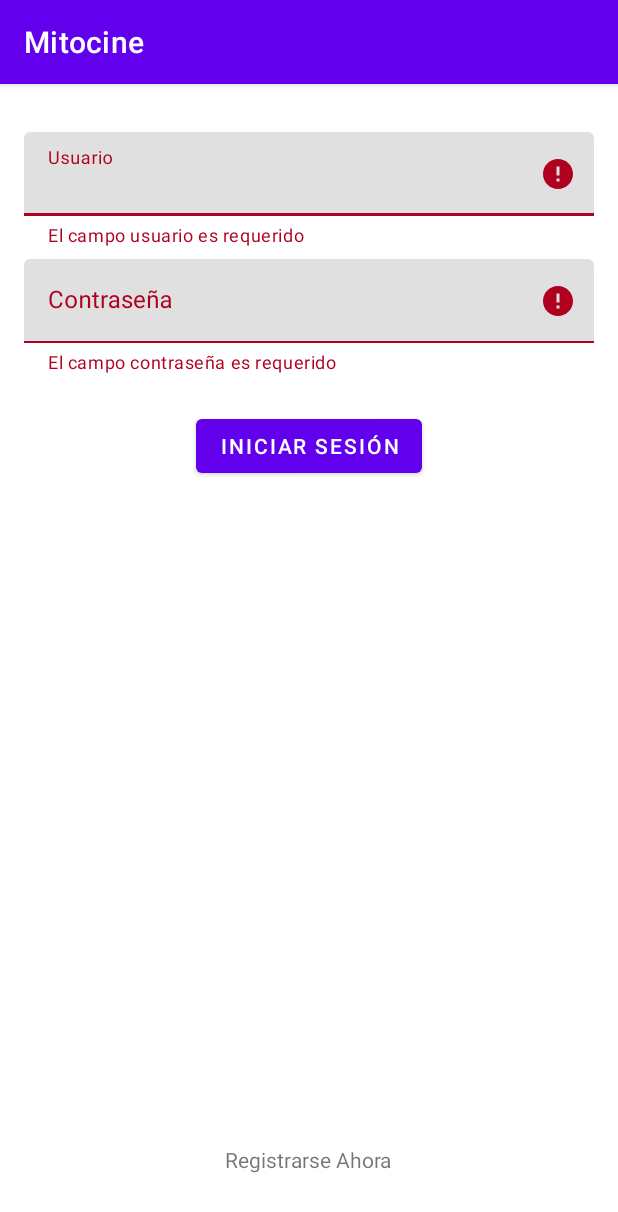
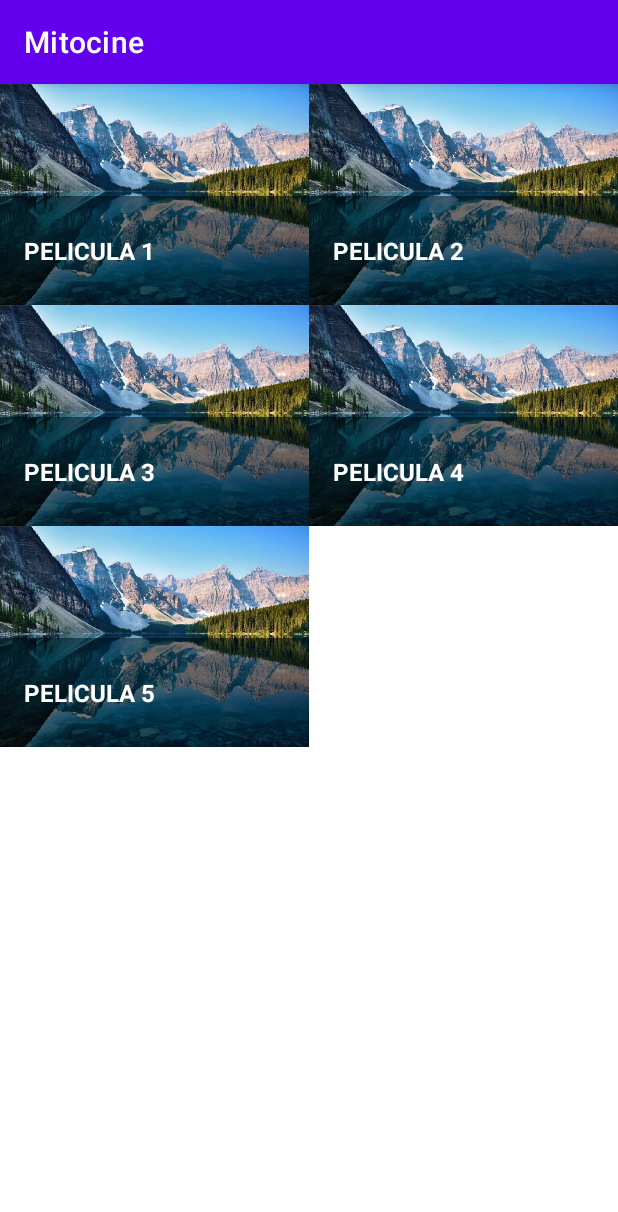
Before and after one commit to pooljpv84/CineKotlin, an Android app: the screen it shows after launch (MainActivity before the commit, HomeActivity after it), after a tap on "INICIAR SESIÓN", on a phone screen of 412 x 824 dp. Shown: the top 1212 px of the screen. Run offline under Robolectric (Android 15) with nearby library versions, the phone set to English and light mode, and no system bars.

Commit message:
recycler view version 1

```diff
--- a/app/src/main/AndroidManifest.xml
+++ b/app/src/main/AndroidManifest.xml
@@ -9,11 +9,12 @@
         android:roundIcon="@mipmap/ic_launcher_round"
         android:supportsRtl="true"
         android:theme="@style/Theme.Mitocine">
+        <activity android:name=".HomeActivity"></activity>
         <activity
             android:name=".RegisterActivity"
-
             android:screenOrientation="portrait" />
-        <activity android:name=".MainActivity"
+        <activity
+            android:name=".MainActivity"
             android:screenOrientation="portrait">
             <intent-filter>
                 <action android:name="android.intent.action.MAIN" />
--- /dev/null
+++ b/app/src/main/java/com/mitocode/mitocine/HomeActivity.kt
@@ -0,0 +1,29 @@
+package com.mitocode.mitocine
+
+import androidx.appcompat.app.AppCompatActivity
+import android.os.Bundle
+import androidx.recyclerview.widget.GridLayoutManager
+import androidx.recyclerview.widget.LinearLayoutManager
+import androidx.recyclerview.widget.RecyclerView
+import com.mitocode.mitocine.databinding.ActivityHomeBinding
+import com.mitocode.mitocine.databinding.ActivityRegisterBinding
+
+class HomeActivity : AppCompatActivity() {
+    lateinit var binding: ActivityHomeBinding
+    override fun onCreate(savedInstanceState: Bundle?) {
+        super.onCreate(savedInstanceState)
+        binding = ActivityHomeBinding.inflate(layoutInflater)
+        setContentView(binding.root)
+        //declaro e instancio el adapter
+        val adapter = MovieAdapter()
+        binding.movies.layoutManager = GridLayoutManager(this,2)  //recycler tipo grilla
+        //binding.movies.layoutManager = LinearLayoutManager(this) ////recycler tipo lista
+        binding.movies.adapter = adapter
+
+        adapter.addItem(Movie("pelicula 1",""))
+        adapter.addItem(Movie("pelicula 2",""))
+        adapter.addItem(Movie("pelicula 3",""))
+        adapter.addItem(Movie("pelicula 4",""))
+        adapter.addItem(Movie("pelicula 5",""))
+    }
+}
--- a/app/src/main/java/com/mitocode/mitocine/MainActivity.kt
+++ b/app/src/main/java/com/mitocode/mitocine/MainActivity.kt
@@ -15,18 +15,22 @@ class MainActivity : AppCompatActivity() {
 
         //CLIK EN EL BOTON
         binding.btnlogin.setOnClickListener {
-            val username = binding.username.text
-            val password = binding.password.text
+            val username = binding.username.text.toString()
+            val password = binding.password.text.toString()
 
             //validar el material design del texto
-            if (username.isNullOrBlank())
+            if (username.isBlank())
                 binding.usernameTil.error = "El campo usuario es requerido"
             else
                 binding.usernameTil.error = null
-            if (password.isNullOrBlank())
+            if (password.isBlank())
                 binding.passwordTil.error = "El campo contraseña es requerido"
             else
                 binding.passwordTil.error = null
+
+            //ir a la cartelera
+            val intent = Intent(applicationContext,HomeActivity::class.java)
+            startActivity(intent)
         }
         //click en registrar nuevo usuario
         binding.textViewRegister.setOnClickListener {
--- /dev/null
+++ b/app/src/main/java/com/mitocode/mitocine/Movie.kt
@@ -0,0 +1,6 @@
+package com.mitocode.mitocine
+
+data class Movie(
+    var title: String,
+    var image: String
+)
--- /dev/null
+++ b/app/src/main/java/com/mitocode/mitocine/MovieAdapter.kt
@@ -0,0 +1,62 @@
+package com.mitocode.mitocine
+
+import android.content.Context
+import android.view.LayoutInflater
+import android.view.View
+import android.view.ViewGroup
+import androidx.appcompat.view.menu.ActionMenuItemView
+import androidx.core.content.ContextCompat
+import androidx.recyclerview.widget.RecyclerView
+import com.mitocode.mitocine.databinding.ItemMovieBinding
+import java.util.ArrayList
+
+class MovieAdapter : RecyclerView.Adapter<RecyclerView.ViewHolder>()
+{
+    lateinit var binding : ItemMovieBinding
+    private lateinit var context : Context
+    private val movies = ArrayList<Movie>() //POJO movies
+
+    fun addItem(movie:Movie){
+       movies.add(movie)
+       notifyDataSetChanged()
+    }
+    inner class MovieViewHolder(itemView: View): RecyclerView.ViewHolder(itemView) //clase oara retornar en Oncreate
+    {
+        fun bind(position: Int)
+        {
+            val title = movies[position].title
+            val image = movies[position].image
+
+            binding.movieTitle.text = title
+            binding.movieImage.setImageDrawable(
+                ContextCompat.getDrawable(
+                    context,R.mipmap.example))
+        }
+    }
+
+
+    override fun onCreateViewHolder(parent: ViewGroup, viewType: Int): RecyclerView.ViewHolder {
+        //Este método sirve para inicializar el diseño
+                //inflar en base al contexto del diseño individual
+                binding = ItemMovieBinding.inflate(LayoutInflater.from(parent.context))
+                context = parent.context
+                return MovieViewHolder(binding.root)
+    }
+
+
+    override fun onBindViewHolder(holder: RecyclerView.ViewHolder, position: Int)
+    {
+        //Vincular diseño con la información (crear cada vista)
+        if (holder is MovieViewHolder)
+        {
+            holder.bind(position)
+        }
+    }
+
+
+    override fun getItemCount(): Int {
+        //cantidad de elementos que va a tener el RecyclerView
+        return movies.size
+    }
+
+}
--- /dev/null
+++ b/app/src/main/res/layout/activity_home.xml
@@ -0,0 +1,21 @@
+<?xml version="1.0" encoding="utf-8"?>
+<androidx.constraintlayout.widget.ConstraintLayout xmlns:android="http://schemas.android.com/apk/res/android"
+    xmlns:app="http://schemas.android.com/apk/res-auto"
+    xmlns:tools="http://schemas.android.com/tools"
+    android:layout_width="match_parent"
+    android:layout_height="match_parent"
+    tools:context=".HomeActivity">
+
+    <androidx.recyclerview.widget.RecyclerView
+        android:id="@+id/movies"
+        android:layout_width="match_parent"
+        android:layout_height="match_parent"
+        android:scrollbars="vertical"
+        app:layout_constraintBottom_toBottomOf="parent"
+        app:layout_constraintEnd_toEndOf="parent"
+        app:layout_constraintStart_toStartOf="parent"
+        app:layout_constraintTop_toTopOf="parent">
+
+    </androidx.recyclerview.widget.RecyclerView>
+
+</androidx.constraintlayout.widget.ConstraintLayout>
--- a/app/src/main/res/layout/activity_main.xml
+++ b/app/src/main/res/layout/activity_main.xml
@@ -21,9 +21,9 @@
         <com.google.android.material.textfield.TextInputEditText
             android:id="@+id/username"
             android:layout_width="match_parent"
-            android:inputType="text"
             android:layout_height="wrap_content"
-            android:hint="@string/str_username" />
+            android:hint="@string/str_username"
+            android:inputType="text" />
     </com.google.android.material.textfield.TextInputLayout>
 
     <com.google.android.material.textfield.TextInputLayout
@@ -40,9 +40,9 @@
         <com.google.android.material.textfield.TextInputEditText
             android:id="@+id/password"
             android:layout_width="match_parent"
-            android:inputType="textPassword"
             android:layout_height="wrap_content"
-            android:hint="@string/str_password" />
+            android:hint="@string/str_password"
+            android:inputType="textPassword" />
     </com.google.android.material.textfield.TextInputLayout>
 
     <Button
@@ -61,11 +61,14 @@
         android:id="@+id/textViewRegister"
         android:layout_width="wrap_content"
         android:layout_height="wrap_content"
-        android:padding="25dp"
         android:layout_marginStart="16dp"
         android:layout_marginEnd="16dp"
         android:layout_marginBottom="16dp"
+        android:textStyle="bold"
+        android:textColor="@color/black"
+        android:padding="8dp"
         android:text="@string/str_register"
+        android:textAllCaps="true"
         app:layout_constraintBottom_toBottomOf="parent"
         app:layout_constraintEnd_toEndOf="parent"
         app:layout_constraintHorizontal_bias="0.498"
--- /dev/null
+++ b/app/src/main/res/layout/item_movie.xml
@@ -0,0 +1,32 @@
+<?xml version="1.0" encoding="utf-8"?>
+<FrameLayout
+    xmlns:android="http://schemas.android.com/apk/res/android"
+    xmlns:app="http://schemas.android.com/apk/res-auto"
+    xmlns:tools="http://schemas.android.com/tools"
+    android:layout_width="match_parent"
+    android:layout_height="match_parent">
+
+    <ImageView
+        android:id="@+id/movieImage"
+        android:layout_width="match_parent"
+        android:layout_height="match_parent"
+        android:adjustViewBounds="true"
+        android:scaleType="centerCrop"
+        android:contentDescription="@string/str_movie"
+        tools:srcCompat="@tools:sample/avatars" />
+
+    <TextView
+        android:id="@+id/movieTitle"
+        android:layout_width="match_parent"
+        android:layout_height="wrap_content"
+        android:layout_gravity="bottom"
+        android:textSize="16sp"
+        android:textStyle="bold"
+        android:textColor="@color/white"
+        android:padding="16dp"
+        android:textAllCaps="true"
+        android:gravity="center_vertical"
+        android:minLines="2"
+        android:background="@color/dark_black_8"
+        android:text="Título de película" />
+</FrameLayout>
--- a/app/src/main/res/values/colors.xml
+++ b/app/src/main/res/values/colors.xml
@@ -7,4 +7,5 @@
     <color name="teal_700">#FF018786</color>
     <color name="black">#FF000000</color>
     <color name="white">#FFFFFFFF</color>
+    <color name="dark_black_8">#80000000</color>
 </resources>
--- a/app/src/main/res/values/strings.xml
+++ b/app/src/main/res/values/strings.xml
@@ -13,4 +13,6 @@
     <string name="str_email">Correo Electrónico</string>
     <string name="str_phone">Teléfono</string>
     <string name="str_register2">Registrar</string>
+    <string name="error_username">El campo usuario es requerido</string>
+    <string name="str_movie">Pelicula</string>
 </resources>
```
Also changed, not shown: app/src/main/java/com/mitocode/mitocine/RegisterActivity.kt (+46 -0 lines), app/src/main/res/layout/activity_register.xml (+20 -1 lines), app/src/main/res/mipmap/example.jpg (added).
